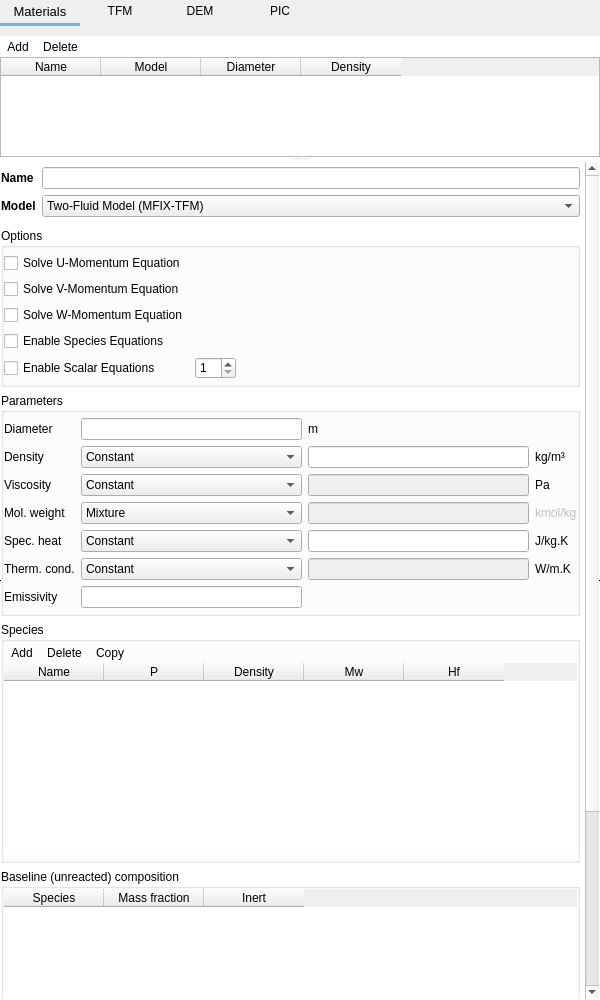
Old version of the form mfixgui/uifiles/solids.ui in the repository truongd8593/mfix.
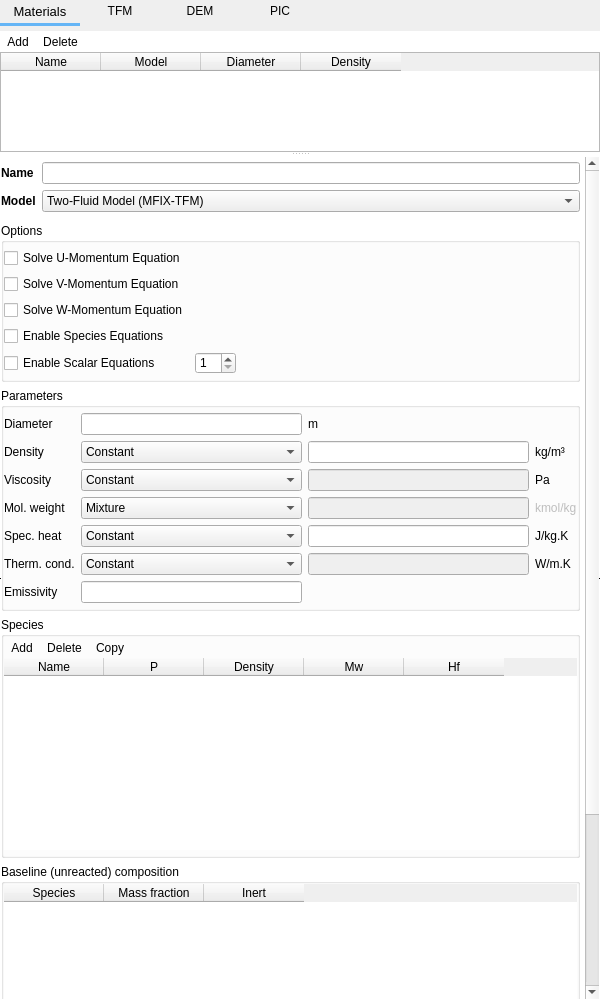
New version of the form. Custom widgets are drawn as their Qt base class.

What changed in the file:
```diff
--- a/mfixgui/uifiles/solids.ui
+++ b/mfixgui/uifiles/solids.ui
@@ -75,7 +75,7 @@
        <number>0</number>
       </property>
       <property name="bottomMargin">
-       <number>10</number>
+       <number>5</number>
       </property>
       <property name="spacing">
        <number>0</number>
```
